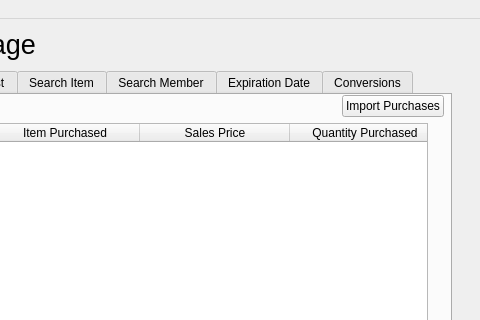
First picture: the form in dashboard.ui, repository danielmulvad/CS1C-Project-2, before the edit; both pictures show x 339 to 819 and y 0 to 320 of the 819 by 627 pixel window.
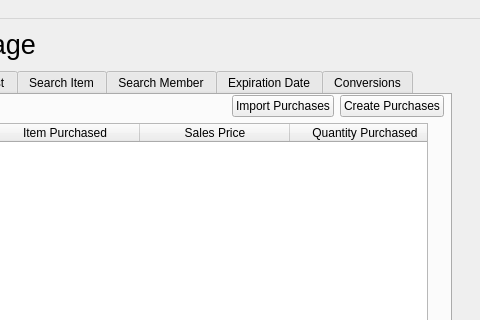
Second picture: the form after the edit. The open tabs and pages were chosen to show the change.

Commit message: create a purchase for a member

What changed in the file:
```diff
--- a/dashboard.ui
+++ b/dashboard.ui
@@ -285,6 +285,13 @@
                 </property>
                </widget>
               </item>
+              <item>
+               <widget class="QPushButton" name="button_createPurchase">
+                <property name="text">
+                 <string>Create Purchases</string>
+                </property>
+               </widget>
+              </item>
              </layout>
             </item>
             <item>
```
Left out of the diff: 4 changed lines with no effect on the pictures. The commit also changes 8 other files.
